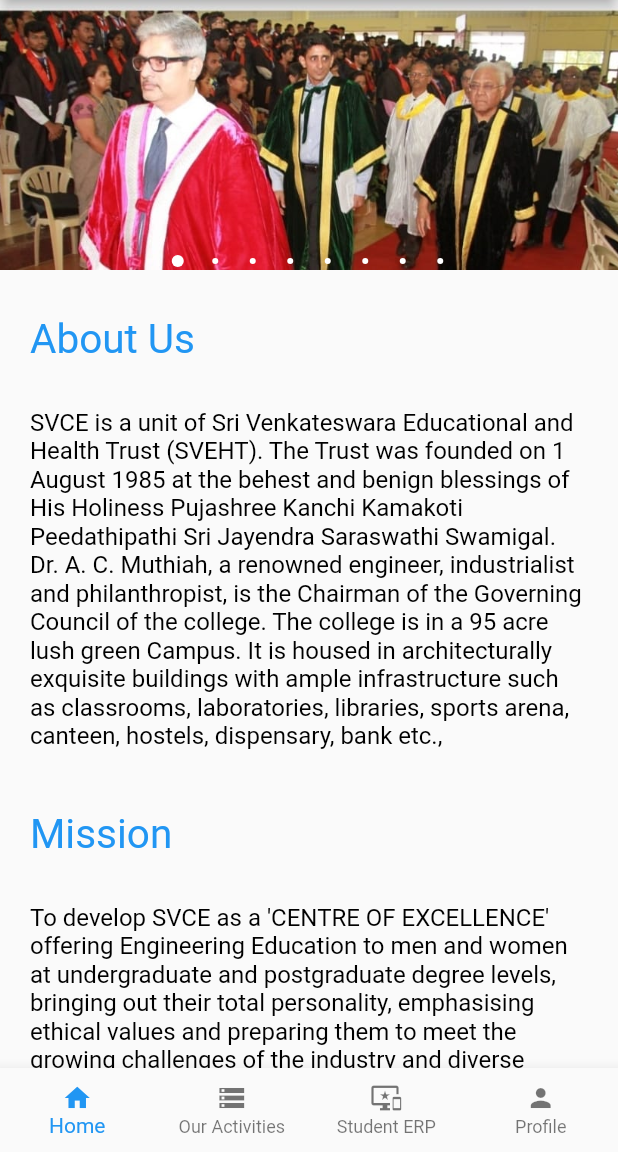
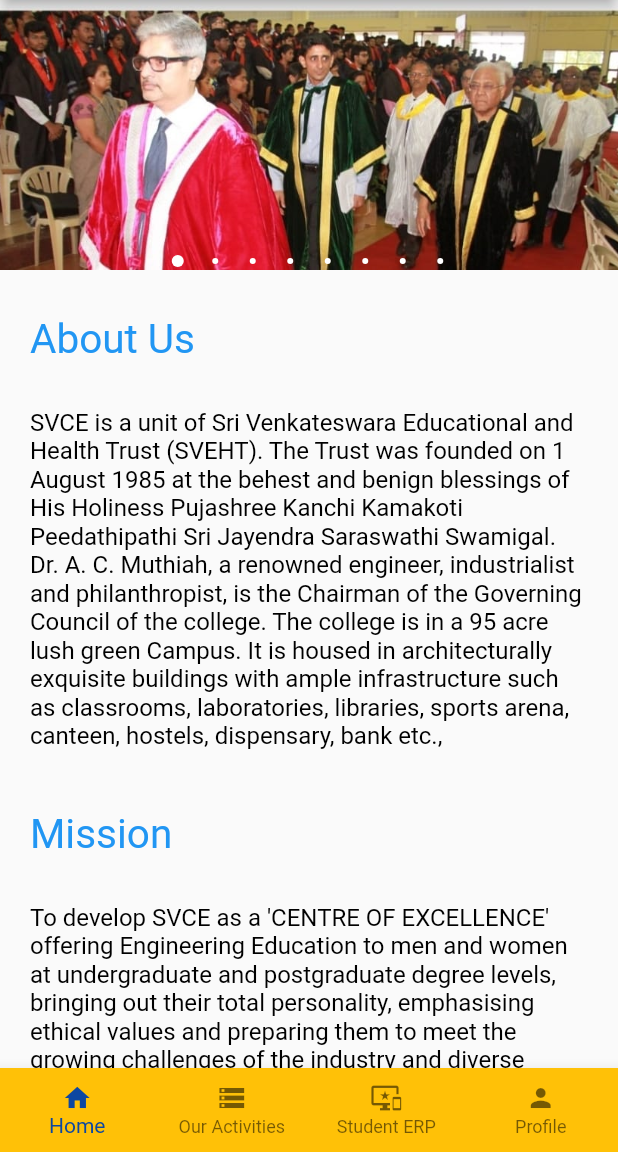
Before and after one commit to KISHOREMUTHU/SVCE-Digital, a Flutter app: the screen it shows once a user with an empty profile is signed in, on a phone screen of 412 x 824 dp, the part 84-1236 px from its top. Run offline on Flutter 3.47's test engine with Material 2 defaults, Android fonts, the phone set to English and light mode, and no system bars; drawn by our look-alikes of carousel_pro; our stand-ins replace bubble, cloud_firestore, firebase_auth, firebase_core, font_awesome_flutter, google_fonts and 3 more; accounts and stored records are empty.

Commit message:
New changes on drawer

```diff
--- a/lib/login.dart
+++ b/lib/login.dart
@@ -22,6 +22,8 @@ class _LoginWidgetState extends State<LoginWidget> {
     return Scaffold(
       body: tabs[_currentIndex],
       bottomNavigationBar: BottomNavigationBar(
+          backgroundColor: Colors.amber,
+          fixedColor: Colors.blue[900],
           currentIndex: _currentIndex,
           type: BottomNavigationBarType.fixed,
           iconSize: 20,
--- a/lib/main.dart
+++ b/lib/main.dart
@@ -1,6 +1,5 @@
 import 'package:ease_the_error/google_sign_in.dart';
 import 'package:ease_the_error/login.dart';
-import 'package:ease_the_error/navbar_pages/activities.dart';
 import 'package:ease_the_error/signup.dart';
 import 'package:firebase_auth/firebase_auth.dart';
 import 'package:firebase_core/firebase_core.dart';
@@ -9,9 +8,7 @@ import 'package:provider/provider.dart';
 
 Future main() async {
   WidgetsFlutterBinding.ensureInitialized();
-
   await Firebase.initializeApp();
-
   runApp(MyApp());
 }
 
--- a/lib/navbar_pages/activities.dart
+++ b/lib/navbar_pages/activities.dart
@@ -17,8 +17,8 @@ class _ActivitiesState extends State<Activities> {
           decoration: BoxDecoration(
               gradient: LinearGradient(
                   begin: Alignment.topCenter,
-                  end: Alignment.bottomCenter,
-                  colors: [Colors.amber[500], Colors.blue[900]])),
+                  end: Alignment.bottomRight,
+                  colors: [Colors.black54, Colors.black87])),
           child: SingleChildScrollView(
             child: Column(children: [
               Container(
@@ -29,7 +29,7 @@ class _ActivitiesState extends State<Activities> {
                   'Activities',
                   style: GoogleFonts.montserrat(
                     textStyle: TextStyle(
-                        color: Colors.blue[900],
+                        color: Colors.white,
                         letterSpacing: .5,
                         fontSize: 36,
                         fontWeight: FontWeight.normal),
@@ -37,6 +37,7 @@ class _ActivitiesState extends State<Activities> {
                 ),
               ),
               Container(width: double.infinity, child: ActivityGrid()),
+              Container(height: 100),
             ]),
           ),
         ),
--- a/lib/navbar_pages/home.dart
+++ b/lib/navbar_pages/home.dart
@@ -5,8 +5,9 @@ import 'package:ease_the_error/google_sign_in.dart';
 import 'package:firebase_auth/firebase_auth.dart';
 import 'package:flutter/cupertino.dart';
 import 'package:flutter/material.dart';
+import 'package:google_fonts/google_fonts.dart';
 import 'package:provider/provider.dart';
-import 'package:webview_flutter/webview_flutter.dart';
+import 'package:url_launcher/url_launcher.dart';
 
 class Home extends StatefulWidget {
   @override
@@ -94,119 +95,201 @@ class _HomeState extends State<Home> {
         ),
       ),
       drawer: new Drawer(
-        // var user = FirebaseAuth.instance.currentUser;
-
         child: ListView(
           children: [
+            Container(
+              height: MediaQuery.of(context).size.height * 0.30,
+              decoration: BoxDecoration(
+                color: Colors.amber,
+              ),
+              child: Column(
+                mainAxisAlignment: MainAxisAlignment.start,
+                crossAxisAlignment: CrossAxisAlignment.start,
+                children: [
+                  Container(
+                    width: 300,
+                    height: 120,
+                    decoration: BoxDecoration(
+                      image: DecorationImage(
+                        image: AssetImage('assets/svce.png'),
+                      ),
+                    ),
+                  ),
+                  Padding(
+                    padding: const EdgeInsets.fromLTRB(20.0, 0, 0, 20),
+                    child: Text(
+                      "Welcome !!!",
+                      textAlign: TextAlign.start,
+                      style: GoogleFonts.montserrat(
+                        color: Colors.white,
+                        fontSize: 25,
+                        fontWeight: FontWeight.bold,
+                      ),
+                    ),
+                  ),
                   Column(
                     mainAxisAlignment: MainAxisAlignment.start,
                     crossAxisAlignment: CrossAxisAlignment.start,
                     children: [
                       Padding(
-                  padding: const EdgeInsets.all(20.0),
-                  child: Text(
-                    "Welcome !!!",
-                    textAlign: TextAlign.start,
-                    style: TextStyle(
-                      color: Colors.black,
-                      fontSize: 25,
-                      fontWeight: FontWeight.bold,
-                    ),
-                  ),
-                ),
-                SizedBox(height: 8),
-                Column(
-                  mainAxisAlignment: MainAxisAlignment.start,
-                  crossAxisAlignment: CrossAxisAlignment.start,
-                  children: [
-                    // SizedBox(height: 20),
-                    Padding(
                         padding: const EdgeInsets.symmetric(horizontal: 20.0),
+                        child: SizedBox(
+                          width: MediaQuery.of(context).size.width * 0.7,
                           child: Text(
                             user.displayName,
                             textAlign: TextAlign.start,
-                        style: TextStyle(
-                          color: Colors.black,
+                            style: GoogleFonts.montserrat(
+                              color: Colors.white,
                               fontSize: 20,
                               fontWeight: FontWeight.bold,
                             ),
                           ),
                         ),
-                    SizedBox(height: 8),
+                      ),
+                      SizedBox(height: 30),
                     ],
                   ),
                 ],
               ),
-            Divider(),
-            SizedBox(height: 20),
+            ),
+            Container(
+              height: MediaQuery.of(context).size.height * 0.65,
+              decoration: BoxDecoration(
+                color: Colors.blue[900],
+              ),
+              child: Column(
+                children: [
+                  InkWell(
+                    onTap: () {
+                      _launchURL("https://www.svce.ac.in/");
+                    },
+                    child: ListTile(
+                      title: Text(
+                        'Events',
+                        style: GoogleFonts.montserrat(
+                          color: Colors.white,
+                        ),
+                      ),
+                      leading: Icon(
+                        Icons.control_point,
+                        color: Colors.white,
+                      ),
+                      trailing: Icon(Icons.arrow_right,
+                          color: Colors.white, size: 32),
+                    ),
+                  ),
+                  Padding(
+                    padding: const EdgeInsets.symmetric(horizontal: 5.0),
+                    child: Divider(
+                      color: Colors.white,
+                      thickness: 1,
+                    ),
+                  ),
+                  InkWell(
+                    onTap: () {
+                      _launchURL("https://svce.mastersofterp.in/");
+                    },
+                    child: ListTile(
+                      title: Text(
+                        'Student ERP',
+                        style: GoogleFonts.montserrat(
+                          color: Colors.white,
+                        ),
+                      ),
+                      leading: Icon(
+                        Icons.person,
+                        color: Colors.white,
+                      ),
+                      trailing: Icon(Icons.arrow_right,
+                          color: Colors.white, size: 32),
+                    ),
+                  ),
+                  Padding(
+                    padding: const EdgeInsets.symmetric(horizontal: 5.0),
+                    child: Divider(
+                      color: Colors.white,
+                      thickness: 1,
+                    ),
+                  ),
                   InkWell(
                     onTap: () {
                       Navigator.push(
                           context,
                           MaterialPageRoute(
-                        builder: (context) => SizedBox.fromSize(
-                              size: Size(100, 1000),
-                              child: WebView(
-                                initialUrl: "https://www.svce.ac.in/",
-                                javascriptMode: JavascriptMode.unrestricted,
-                              ),
-                            )));
+                              builder: (context) => MyHomePage()));
                     },
                     child: ListTile(
-                title: Text('Events'),
-                leading: Icon(
-                  Icons.control_point,
-                  color: Colors.grey,
-                ),
-                trailing: Icon(Icons.arrow_right, size: 32),
+                      title: Text(
+                        'Ask Veronica',
+                        style: GoogleFonts.montserrat(
+                          color: Colors.white,
                         ),
                       ),
-            // SizedBox(height: 5),
-            Divider(),
-            InkWell(
-              onTap: () {
-                Navigator.push(context,
-                    MaterialPageRoute(builder: (context) => MyHomePage()));
-              },
-              child: ListTile(
-                title: Text('Ask Veronica'),
                       leading: Icon(
-                  Icons.person,
-                  color: Colors.grey,
+                        Icons.help,
+                        color: Colors.white,
                       ),
-                trailing: Icon(Icons.arrow_right, size: 32),
+                      trailing: Icon(Icons.arrow_right,
+                          color: Colors.white, size: 32),
                     ),
                   ),
-            // SizedBox(height: 5),
-            Divider(),
+                  Padding(
+                    padding: const EdgeInsets.symmetric(horizontal: 5.0),
+                    child: Divider(
+                      color: Colors.white,
+                      thickness: 1,
+                    ),
+                  ),
                   InkWell(
                     onTap: () {
                       Navigator.push(context,
                           MaterialPageRoute(builder: (context) => BoardApp()));
                     },
                     child: ListTile(
-                title: Text('Sticky Notes'),
+                      title: Text(
+                        'Sticky Notes',
+                        style: GoogleFonts.montserrat(
+                          color: Colors.white,
+                        ),
+                      ),
                       leading: Icon(
                         Icons.notes,
-                  color: Colors.grey,
+                        color: Colors.white,
                       ),
-                trailing: Icon(Icons.arrow_right, size: 32),
+                      trailing: Icon(Icons.arrow_right,
+                          color: Colors.white, size: 32),
                     ),
                   ),
-            //  SizedBox(height: 5),
-            Divider(),
-            SizedBox(height: 30),
+                  Padding(
+                    padding: const EdgeInsets.symmetric(horizontal: 5.0),
+                    child: Divider(
+                      color: Colors.white,
+                      thickness: 1,
+                    ),
+                  ),
                   InkWell(
                     onTap: () {
-                final provider =
-                    Provider.of<GoogleSignInProvider>(context, listen: false);
+                      final provider = Provider.of<GoogleSignInProvider>(
+                          context,
+                          listen: false);
                       provider.logout();
                     },
                     child: ListTile(
-                title: Text('Logout'),
+                      title: Text(
+                        'Logout',
+                        style: GoogleFonts.montserrat(
+                          color: Colors.white,
+                        ),
+                      ),
+                      trailing: Icon(Icons.arrow_right,
+                          color: Colors.white, size: 32),
                       leading: Icon(
                         Icons.logout,
+                        color: Colors.white,
                       ),
+                    ),
+                  ),
+                ],
               ),
             ),
           ],
@@ -362,4 +445,13 @@ class _HomeState extends State<Home> {
       ),
     );
   }
+
+  _launchURL(String place) async {
+    var url = place;
+    if (await canLaunch(url)) {
+      await launch(url);
+    } else {
+      throw 'Could not launch $url';
     }
+  }
+}
--- a/lib/navbar_pages/profile.dart
+++ b/lib/navbar_pages/profile.dart
@@ -21,18 +21,15 @@ class _ProfileState extends State<Profile> {
             children: [
               Container(
                 height: MediaQuery.of(context).size.height,
-
                 decoration: BoxDecoration(
-                  image: DecorationImage(
-                    image: AssetImage('assets/wap.png'),
-                    fit: BoxFit.cover,
-                                        ),
+                  color: Colors.blue[900],
                 ),
               ),
               Container(
                 height: 200,
                 decoration: BoxDecoration(
-                  color: Colors.indigo.shade100,
+                  color: Colors.amber,
+                  borderRadius: BorderRadius.horizontal(),
                 ),
               ),
               Padding(
```
Also changed, not shown: assets/svce.png, pubspec.lock. Lines whose indentation alone changed are shown as unchanged.
